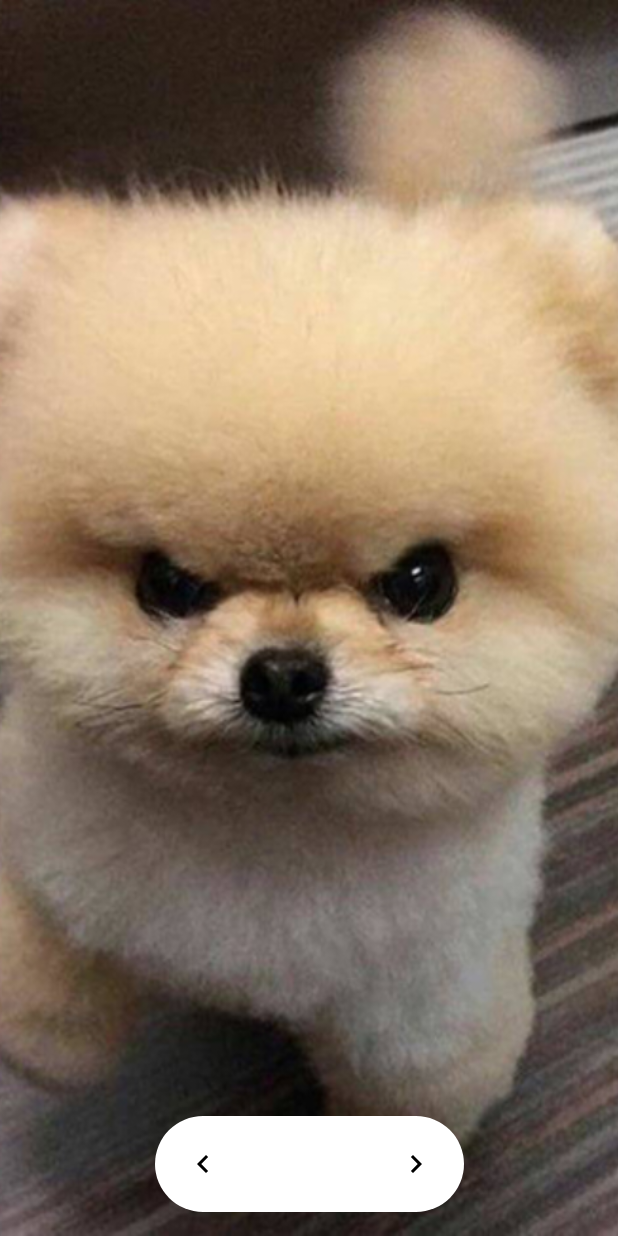
After one commit to DDangDin/Babble, an Android app built with Jetpack Compose: the composable SwipePagesScreen shown on its own in the app's theme, on a phone screen of 412 x 824 dp. The commit adds this screen. Run offline under Robolectric (Android 15) with nearby library versions, the phone set to English and light mode, and no system bars; Roboto replaces fonts that are not available here.

Commit message:
1. 로그인 로직 완료 (수정 필요) 2. HomeScreen 수정 중 3. add SwipePagesScreen
<Todo>
1. UserData를 서버에서 받아와야 하는데
어디서 받아와야 할지 고민
-> HomeScreen에서 받으려면 사용자가 HomeScreen에서 로딩화면을 봐야함
-> OnBoardScreen에서 처리 하려면 어떻게 데이터를 넘기지?

```diff
--- a/app/src/main/java/com/myschoolproject/babble/navigation/bottom_nav/BottomNavigation.kt
+++ b/app/src/main/java/com/myschoolproject/babble/navigation/bottom_nav/BottomNavigation.kt
@@ -104,7 +104,7 @@ fun RowScope.MainBottomNavigationItem(
             },
             icon = {
                 Icon(
-                    modifier = Modifier.size(24.dp),
+                    modifier = Modifier.size((24.5).dp),
                     imageVector = ImageVector.vectorResource(id = drawable),
                     contentDescription = null
                 )
--- /dev/null
+++ b/app/src/main/java/com/myschoolproject/babble/presentation/view/home/SwipePagesScreen.kt
@@ -0,0 +1,108 @@
+package com.myschoolproject.babble.presentation.view.home
+
+import androidx.compose.foundation.ExperimentalFoundationApi
+import androidx.compose.foundation.Image
+import androidx.compose.foundation.background
+import androidx.compose.foundation.layout.Box
+import androidx.compose.foundation.layout.fillMaxSize
+import androidx.compose.foundation.layout.fillMaxWidth
+import androidx.compose.foundation.layout.offset
+import androidx.compose.foundation.layout.padding
+import androidx.compose.foundation.pager.HorizontalPager
+import androidx.compose.foundation.pager.PageSize
+import androidx.compose.foundation.pager.rememberPagerState
+import androidx.compose.foundation.shape.RoundedCornerShape
+import androidx.compose.material.Icon
+import androidx.compose.material.IconButton
+import androidx.compose.material.MaterialTheme
+import androidx.compose.material.icons.Icons
+import androidx.compose.material.icons.filled.KeyboardArrowLeft
+import androidx.compose.material.icons.filled.KeyboardArrowRight
+import androidx.compose.runtime.Composable
+import androidx.compose.runtime.rememberCoroutineScope
+import androidx.compose.ui.Alignment
+import androidx.compose.ui.Modifier
+import androidx.compose.ui.draw.clip
+import androidx.compose.ui.layout.ContentScale
+import androidx.compose.ui.res.painterResource
+import androidx.compose.ui.tooling.preview.Preview
+import androidx.compose.ui.unit.dp
+import com.myschoolproject.babble.R
+import kotlinx.coroutines.launch
+
+val dogImages = listOf(
+    R.drawable.dog1,
+    R.drawable.dog2,
+    R.drawable.dog3,
+)
+
+@OptIn(ExperimentalFoundationApi::class)
+@Composable
+fun SwipePagesScreen(modifier: Modifier = Modifier) {
+
+    val pagerState = rememberPagerState()
+    val scope = rememberCoroutineScope()
+
+    Box(modifier = modifier.fillMaxSize()) {
+        HorizontalPager(
+            pageCount = dogImages.size,
+            state = pagerState,
+            key = { dogImages[it] },
+            pageSize = PageSize.Fill
+        ) { index ->
+            Image(
+                painter = painterResource(id = dogImages[index]),
+                contentDescription = "image",
+                contentScale = ContentScale.Crop,
+                modifier = Modifier.fillMaxSize()
+            )
+        }
+        Box(
+            modifier = Modifier
+                .offset(y = -(16).dp)
+                .fillMaxWidth(0.5f)
+                .clip(RoundedCornerShape(100))
+                .background(MaterialTheme.colors.background)
+                .padding(8.dp)
+                .align(Alignment.BottomCenter)
+        ) {
+            IconButton(
+                onClick = {
+                    scope.launch {
+                        pagerState.animateScrollToPage(
+                            pagerState.currentPage - 1
+                        )
+                    }
+                },
+                modifier = Modifier.align(Alignment.CenterStart)
+            ) {
+                Icon(
+                    imageVector = Icons.Default.KeyboardArrowLeft,
+                    contentDescription = "Go back"
+                )
+            }
+            IconButton(
+                onClick = {
+                    scope.launch {
+                        pagerState.animateScrollToPage(
+                            pagerState.currentPage + 1
+                        )
+                    }
+                },
+                modifier = Modifier.align(Alignment.CenterEnd)
+            ) {
+                Icon(
+                    imageVector = Icons.Default.KeyboardArrowRight,
+                    contentDescription = "Go forward"
+                )
+            }
+        }
+
+    }
+}
+
+@Preview
+@Composable
+fun SwipePagesScreenPreview() {
+    SwipePagesScreen()
+}
```
Also changed, not shown: app/src/main/java/com/myschoolproject/babble/presentation/view/home/HomeScreen.kt (line endings or trailing spaces), app/src/main/res/drawable/dog1.jpg (added), app/src/main/res/drawable/dog2.jpg (added), app/src/main/res/drawable/dog3.png (added).
